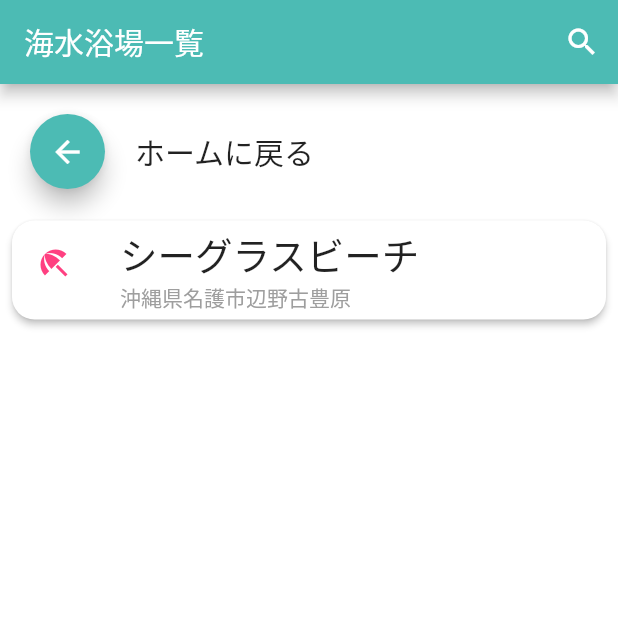
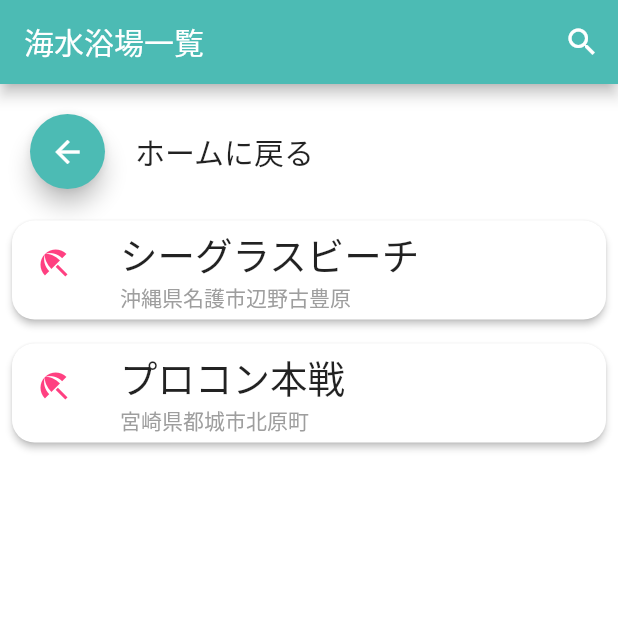
Before and after one commit to hqmutaro/Umimamoru, a Flutter app: the Beach screen opened directly, on a phone screen of 412 x 824 dp, the top half of it. Run offline on Flutter 3.47's test engine with Material 2 defaults, Android fonts, the phone set to English and light mode, and no system bars; our stand-ins replace connectivity, flutter_local_notifications, flutter_slidable, google_maps_flutter, sqflite; accounts and stored records are empty; Roboto replaces fonts that are missing (SpicaNeue).

```diff
--- a/lib/domain/beach.dart
+++ b/lib/domain/beach.dart
@@ -4,6 +4,8 @@ class Beach implements Entity {
 
   final String _name;
   final String _pref;
+  final String _city;
+  final String _ward;
   final double _latitude;
   final double _longitude;
   final int _net;
@@ -11,12 +13,16 @@ class Beach implements Entity {
   Beach(
       this._name,
       this._pref,
+      this._city,
+      this._ward,
       this._latitude,
       this._longitude,
       this._net
   ) :
       assert(_name != null),
       assert(_pref != null),
+      assert(_city != null),
+      assert(_ward != null),
       assert(_latitude != null),
       assert(_longitude != null),
       assert(_net != null);
@@ -25,6 +31,10 @@ class Beach implements Entity {
 
   String get pref => _pref;
 
+  String get city => _city;
+
+  String get ward => _ward;
+
   double get latitude => _latitude;
 
   double get longitude => _longitude;
--- a/lib/infrastructure/repository/dto/beach_dto.dart
+++ b/lib/infrastructure/repository/dto/beach_dto.dart
@@ -6,6 +6,8 @@ class BeachDTO {
     return Beach(
       map["beach"] as String,
       map["pref"] as String,
+      map["city"] as String,
+      map["ward"] as String,
       map["latitude"] as num,
       map["longitude"] as num,
       map["net"] as num
@@ -26,6 +28,8 @@ class BeachDTO {
     return Beach(
       "シーグラスビーチ",
       "沖縄県",
+      "名護市",
+      "辺野古豊原",
       20,
       140,
       0
--- a/lib/presentation/beach/main.dart
+++ b/lib/presentation/beach/main.dart
@@ -47,7 +47,8 @@ class BeachState extends State<Beach> {
     super.initState();
     this.isSearching = false;
     this.beaches = {
-      "シーグラスビーチ": "沖縄県名護市辺野古豊原"
+      "シーグラスビーチ": "沖縄県名護市辺野古豊原",
+      "プロコン本戦": "宮崎県都城市北原町"
     };
     this.beachList = this.beaches.keys.toList();
   }
--- a/lib/presentation/display/display.dart
+++ b/lib/presentation/display/display.dart
@@ -45,8 +45,8 @@ class _Display extends State<Display> {
               Padding(
                 padding: const EdgeInsets.all(20.0),
                 child: Text(
-                  widget.beach.pref + "名護市辺野古豊原\n" +
-                  widget.beach.name + "の海流のようす",
+                  widget.beach.pref + widget.beach.city + widget.beach.ward + "\n"
+                  + widget.beach.name + "の海流のようす",
                   style: TextStyle(
                     fontSize: 23.0,
                     fontWeight: FontWeight.bold
@@ -58,7 +58,6 @@ class _Display extends State<Display> {
                   child: ImageActionView(beach: widget.beach.name)
               ),
               Header(title: "離岸流が発生している場所"),
-              // TODO: モジュールではなく、ポールを列挙する
               BlocProvider<OccurPoleBloc>(
                   bloc: OccurPoleBloc(widget.beach),
                   child: OccurPoleView(beach: widget.beach.name)
```
